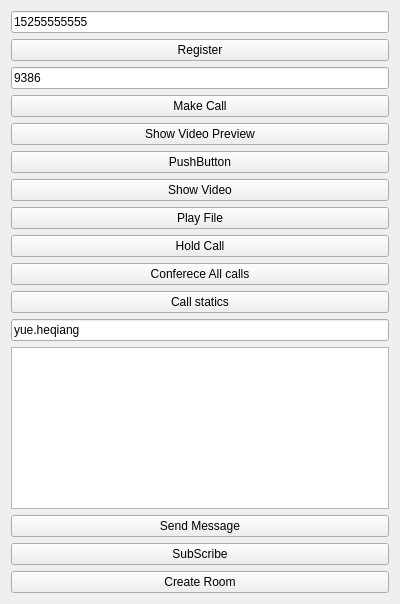
Before: the Qt Designer form softphone_lib2_demo/widget.ui in loogear/SparkleComm, drawn with Qt 5.
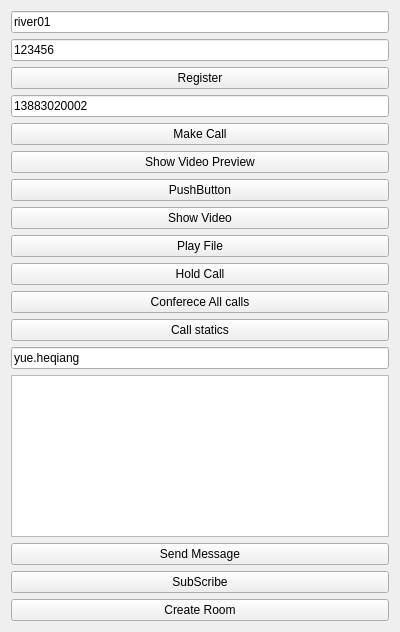
After: the same form once the commit is applied.

Diff of the .ui file:
```diff
--- a/softphone_lib2_demo/widget.ui
+++ b/softphone_lib2_demo/widget.ui
@@ -7,7 +7,7 @@
     <x>0</x>
     <y>0</y>
     <width>400</width>
-    <height>604</height>
+    <height>632</height>
    </rect>
   </property>
   <property name="windowTitle">
@@ -17,7 +17,14 @@
    <item>
     <widget class="QLineEdit" name="accountEdit">
      <property name="text">
-      <string>15255555555</string>
+      <string>river01</string>
+     </property>
+    </widget>
+   </item>
+   <item>
+    <widget class="QLineEdit" name="pwdEdit">
+     <property name="text">
+      <string>123456</string>
      </property>
     </widget>
    </item>
@@ -31,7 +38,7 @@
    <item>
     <widget class="QLineEdit" name="phoneNumber">
      <property name="text">
-      <string>9386</string>
+      <string>13883020002</string>
      </property>
     </widget>
    </item>
```
